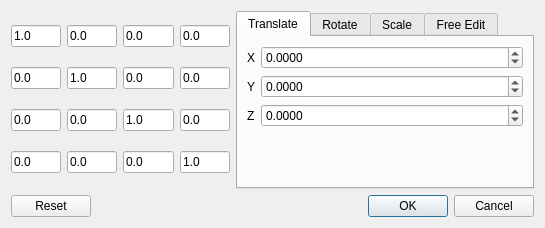
The window that gui/forms/QGMDialogMatrix.ui (barionleg/gitgAmesch) describes before a commit, drawn with Qt 5.
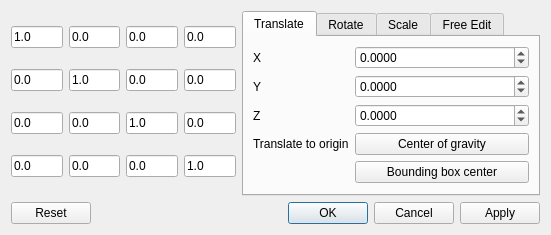
The same window after the commit.

Commit message: - some code cleanup in QGMDialogMatrix class - added buttons to translate mesh cog or bbox-center to origin

```diff
--- a/gui/forms/QGMDialogMatrix.ui
+++ b/gui/forms/QGMDialogMatrix.ui
@@ -6,7 +6,7 @@
    <rect>
     <x>0</x>
     <y>0</y>
-    <width>545</width>
+    <width>551</width>
     <height>217</height>
    </rect>
   </property>
@@ -319,6 +319,27 @@
            </property>
           </widget>
          </item>
+         <item row="3" column="0">
+          <widget class="QLabel" name="label_9">
+           <property name="text">
+            <string>Translate to origin</string>
+           </property>
+          </widget>
+         </item>
+         <item row="3" column="1">
+          <widget class="QPushButton" name="pushButton_COGCenter">
+           <property name="text">
+            <string>Center of gravity</string>
+           </property>
+          </widget>
+         </item>
+         <item row="4" column="1">
+          <widget class="QPushButton" name="pushButton_BBoxCenter">
+           <property name="text">
+            <string>Bounding box center</string>
+           </property>
+          </widget>
+         </item>
         </layout>
        </widget>
        <widget class="QWidget" name="tab_rot">
@@ -613,7 +634,7 @@
         <enum>Qt::Horizontal</enum>
        </property>
        <property name="standardButtons">
-        <set>QDialogButtonBox::Cancel|QDialogButtonBox::Ok|QDialogButtonBox::Reset</set>
+        <set>QDialogButtonBox::Apply|QDialogButtonBox::Cancel|QDialogButtonBox::Ok|QDialogButtonBox::Reset</set>
        </property>
       </widget>
      </item>
```
The commit also changes 3 other files.
